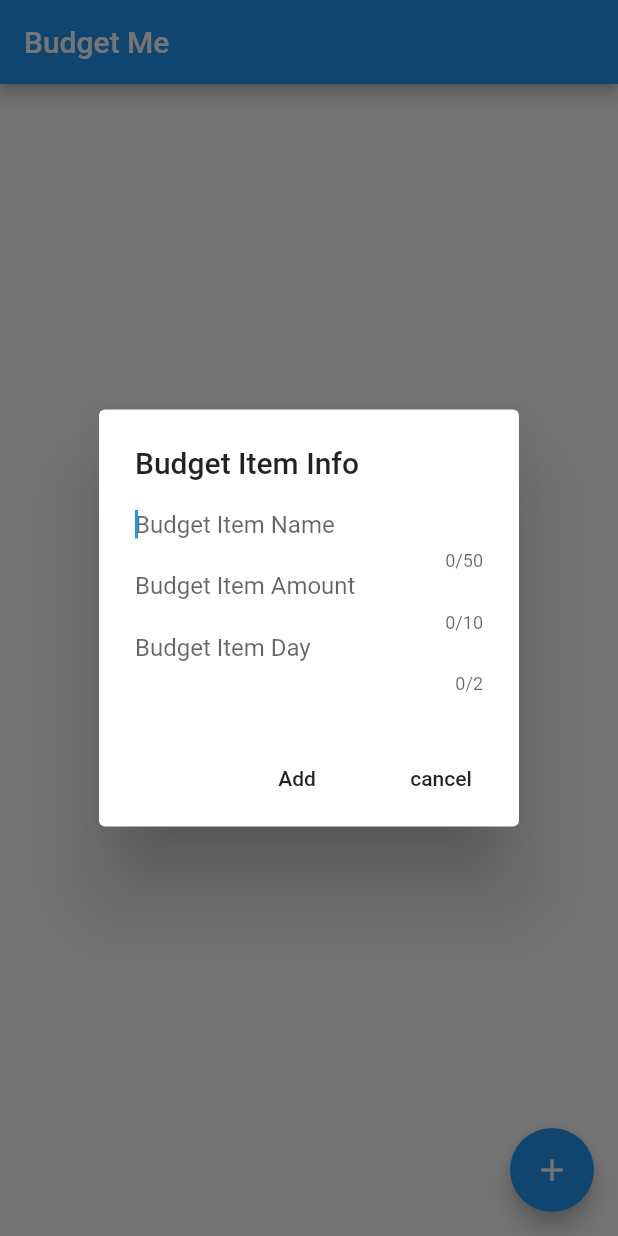
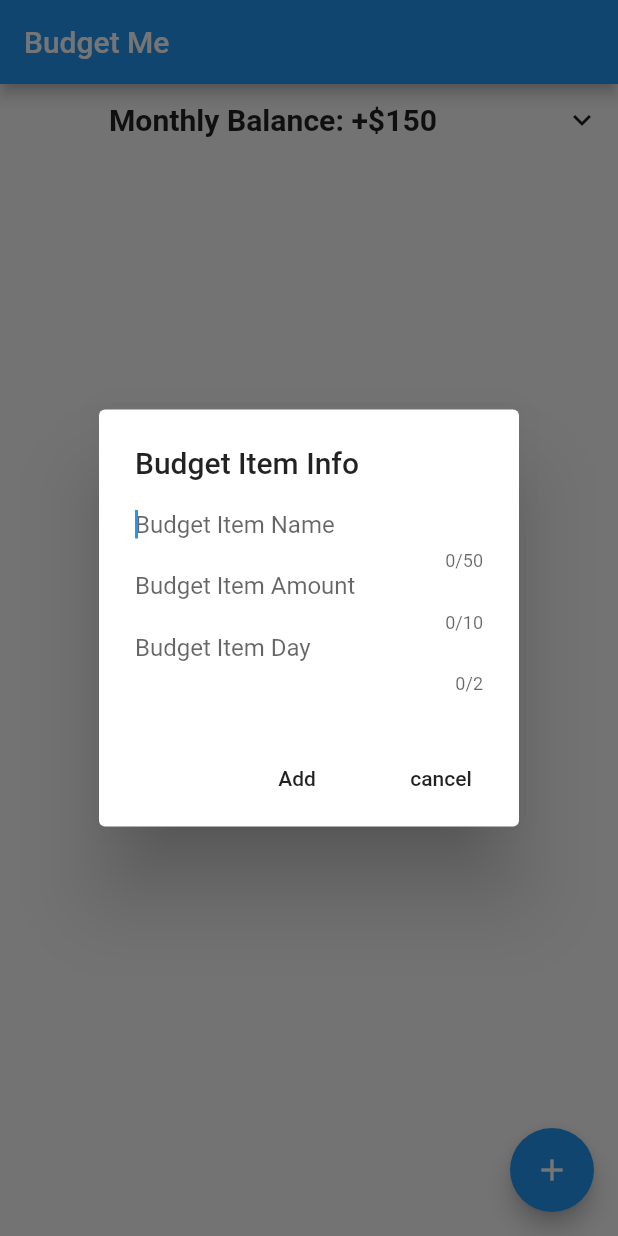
Before and after one commit to metjeanjunior/flutter-budget-me, a Flutter app: the screen it shows after launch, after a tap on the "add" icon, on a phone screen of 412 x 824 dp. Run offline on Flutter 3.47's test engine with Material 2 defaults, Android fonts, the phone set to English and light mode, and no system bars.

Commit message:
added ugly header that can expand

```diff
--- /dev/null
+++ b/lib/BalanceHeader.dart
@@ -0,0 +1,97 @@
+import 'package:flutter/material.dart';
+
+class BalanceHeader extends StatefulWidget {
+    @override
+    BalanceHeaderState createState() => BalanceHeaderState();
+}
+
+class BalanceHeaderState extends State<BalanceHeader> {
+    double _bodyHeight = 0.0;
+
+    String _balanceText = "Monthly Balance: +\$150";
+    String _incomeText = "Monthly Balance: +\$150";
+    String _expanseText = "Monthly Expance: -\$150";
+    String _numChecksText = "4";
+
+    _getNewHeight() {
+        return this._bodyHeight == 0.0 ? 300.0 : 0.0;
+    }
+
+    _isExpanded() {
+        return this._bodyHeight != 0.0;
+    }
+
+    @override
+    Widget build(BuildContext context) {
+        return SingleChildScrollView(
+            child: Column(
+                children: <Widget>[
+                    Row(
+                        children: <Widget>[
+                            Expanded(
+                                child: Text(
+                                    _balanceText,
+                                    textAlign: TextAlign.center,
+                                    style: TextStyle(
+                                        fontWeight: FontWeight.bold,
+                                        fontSize: 20.1
+                                    ),
+                                )
+                            ),
+                            IconButton(
+                                icon: Icon(Icons.keyboard_arrow_down),
+                                onPressed: () => setState(() => this._bodyHeight = _getNewHeight() ),
+                            )
+                        ]
+                    ),
+                    Card(
+                        // height: this._bodyHeight,
+                        child: Container(
+                            height: this._bodyHeight,
+                            child: Column(
+                                children: <Widget>[
+                                    Row(
+                                        children: <Widget>[
+                                            Text(this._balanceText),
+                                            IconButton(
+                                                icon: Icon(Icons.edit),
+                                                onPressed: null,
+                                            )
+                                        ]
+                                    ),
+                                    Row(
+                                        children: <Widget>[
+                                            Text(this._incomeText),
+                                            IconButton(
+                                                icon: Icon(Icons.edit),
+                                                onPressed: null,
+                                            )
+                                        ]
+                                    ),
+                                    Row(
+                                        children: <Widget>[
+                                            Text(this._expanseText),
+                                            IconButton(
+                                                icon: Icon(Icons.edit),
+                                                onPressed: null,
+                                            )
+                                        ]
+                                    ),
+                                    Row(
+                                        children: <Widget>[
+                                            Text(this._numChecksText),
+                                            IconButton(
+                                                icon: Icon(Icons.edit),
+                                                onPressed: null,
+                                            )
+                                        ]
+                                    ),
+                                ]
+                            )
+                        )
+                    )
+                ]
+            ),
+        );
+    }
+}
--- a/lib/main.dart
+++ b/lib/main.dart
@@ -1,21 +1,22 @@
 import 'package:flutter/material.dart';
 import 'BudgetItem.dart';
+import 'BalanceHeader.dart';
 
-void main() => runApp(new MyApp());
+void main() => runApp(MyApp());
 
 class MyApp extends StatelessWidget {
     @override
     Widget build(BuildContext context) {
-        return new MaterialApp(
+        return MaterialApp(
             title: 'Budget Me',
-            home: new BudgetScreen(),
+            home: BudgetScreen(),
         );
     }
 }
 
 class BudgetScreen extends StatefulWidget {
     @override
-    BudgetScreenState createState() => new BudgetScreenState();
+    BudgetScreenState createState() => BudgetScreenState();
 }
 
 
@@ -36,43 +37,43 @@ class BudgetScreenState extends State<BudgetScreen> {
 
         // return;
 
-        final TextEditingController _nameTextController = new TextEditingController();
-        final TextEditingController _amountTextController = new TextEditingController();
-        final TextEditingController _dayTextController = new TextEditingController();
+        final TextEditingController _nameTextController = TextEditingController();
+        final TextEditingController _amountTextController = TextEditingController();
+        final TextEditingController _dayTextController = TextEditingController();
 
         showDialog(
             context: context,
             // barrierDismissible: false,
             builder: (BuildContext context) {
-                return new AlertDialog(
-                    title: new Text('Budget Item Info'),
-                    content: new SingleChildScrollView(
-                        child: new ListBody(
+                return AlertDialog(
+                    title: Text('Budget Item Info'),
+                    content: SingleChildScrollView(
+                        child: ListBody(
                             children: <Widget>[
-                                new TextField(
+                                TextField(
                                     autofocus: true,
                                     controller: _nameTextController,
                                     maxLength: 50,
-                                    decoration: new InputDecoration.collapsed(hintText: "Budget Item Name"),
+                                    decoration: InputDecoration.collapsed(hintText: "Budget Item Name"),
                                 ),
-                                new TextField(
+                                TextField(
                                     controller: _amountTextController,
                                     maxLength: 10,
                                     keyboardType: TextInputType.number,
-                                    decoration: new InputDecoration.collapsed(hintText: "Budget Item Amount"),
+                                    decoration: InputDecoration.collapsed(hintText: "Budget Item Amount"),
                                 ),
-                                new TextField(
+                                TextField(
                                     controller: _dayTextController,
                                     maxLength: 2,
                                     keyboardType: TextInputType.number,
-                                    decoration: new InputDecoration.collapsed(hintText: "Budget Item Day"),
+                                    decoration: InputDecoration.collapsed(hintText: "Budget Item Day"),
                                 ),
                             ],
                         )
                     ),
                     actions: <Widget>[
-                        new FlatButton(
-                            child: new Text("Add"),
+                        FlatButton(
+                            child: Text("Add"),
                             onPressed: () {
                                 if (_nameTextController.text == ""
                                         && _amountTextController.text == ""
@@ -80,7 +81,7 @@ class BudgetScreenState extends State<BudgetScreen> {
                                             customShowSnackBar("Please fill in all fields");
                                 }
                                 else {
-                                    BudgetItem budgetItem = new BudgetItem(
+                                    BudgetItem budgetItem = BudgetItem(
                                         itemName: _nameTextController.text,
                                         itemAmount: '\$' + _amountTextController.text,
                                         itemDueDay: _dayTextController.text,
@@ -94,8 +95,8 @@ class BudgetScreenState extends State<BudgetScreen> {
                                 }
                             },
                         ),
-                        new FlatButton(
-                            child: new Text("cancel"),
+                        FlatButton(
+                            child: Text("cancel"),
                             onPressed: () {
                                 Navigator.of(context).pop();
                             },
@@ -108,23 +109,24 @@ class BudgetScreenState extends State<BudgetScreen> {
     }
 
     // TODO: Fix this
-    void customShowSnackBar(String text) =>  Scaffold.of(context).showSnackBar(new SnackBar(content: Text(text)));
+    void customShowSnackBar(String text) =>  Scaffold.of(context).showSnackBar(SnackBar(content: Text(text)));
 
     @override
     Widget build(BuildContext context) {
         // TODO: implement build
-        return new Scaffold(
-            appBar: new AppBar(
+        return Scaffold(
+            appBar: AppBar(
                 title: const Text('Budget Me'),
             ),
-            body: new Column(
+            body: Column(
                 children: <Widget>[
-                    new Flexible(
-                        child: new GridView.builder(
-                            gridDelegate: new SliverGridDelegateWithMaxCrossAxisExtent(
+                    BalanceHeader(),
+                    Flexible(
+                        child: GridView.builder(
+                            gridDelegate: SliverGridDelegateWithMaxCrossAxisExtent(
                                 maxCrossAxisExtent: 250.0
                             ),
-                            padding: new EdgeInsets.all(8.0),
+                            padding: EdgeInsets.all(8.0),
                             itemBuilder: (_, int index) => _budgetItems[index],
                             itemCount: _budgetItems.length,
                         )
@@ -134,7 +136,7 @@ class BudgetScreenState extends State<BudgetScreen> {
             floatingActionButton: FloatingActionButton(
                 onPressed: _newBudgetItem,
                 tooltip: 'New Budget Item',
-                child: new Icon(Icons.add),
+                child: Icon(Icons.add),
             ),
         );
     }
```
